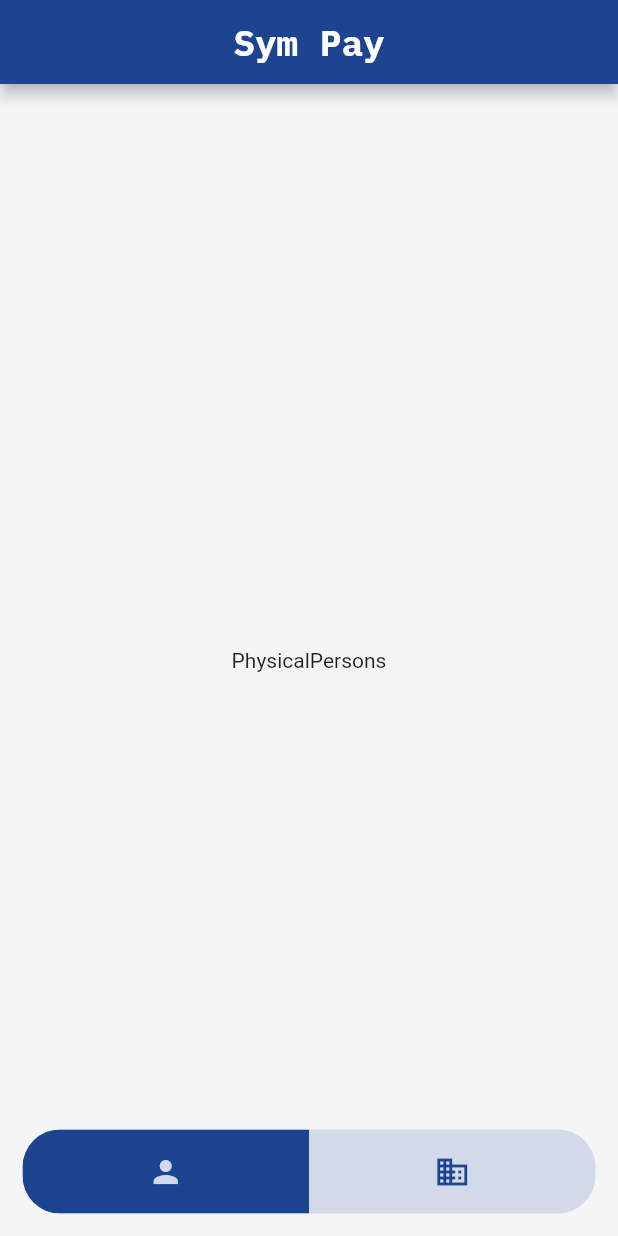
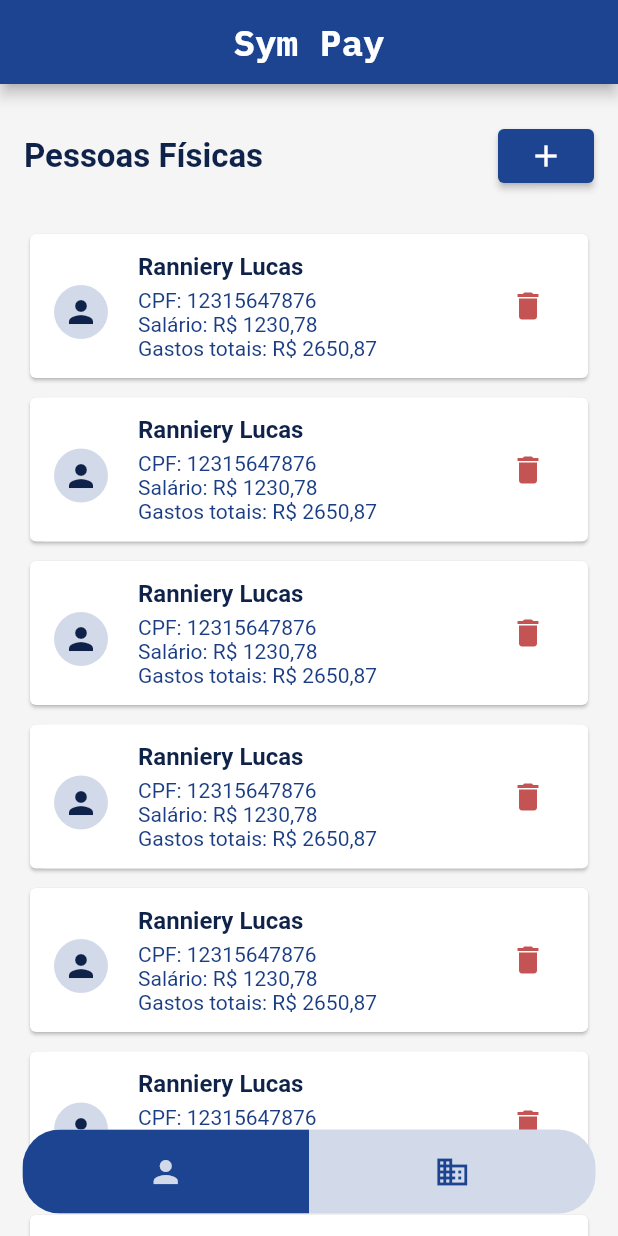
Before and after one commit to Wxze/projeto_framework_app, a Flutter app: the screen it shows after launch, on a phone screen of 412 x 824 dp. Run offline on Flutter 3.47's test engine with Material 2 defaults, Android fonts, the phone set to English and light mode, and no system bars; drawn by our look-alikes of flutter_snake_navigationbar; our stand-ins replace google_fonts.

Commit message:
Adiciona listagem de pessoas físicas

```diff
--- a/lib/main.dart
+++ b/lib/main.dart
@@ -17,6 +17,7 @@ class MyApp extends StatelessWidget {
               primary: const Color(0xFF1d4491),
             ),
       ),
+      debugShowCheckedModeBanner: false,
       home: const MainView(),
     );
   }
--- /dev/null
+++ b/lib/models/physical_person.dart
@@ -0,0 +1,34 @@
+import 'package:intl/intl.dart';
+
+class PhysicalPerson {
+  final int id;
+  final String name;
+  final String cpf;
+  final String salary;
+  final String expense;
+
+  PhysicalPerson(
+      {required this.id,
+      required this.name,
+      required this.cpf,
+      required this.salary,
+      required this.expense});
+
+  factory PhysicalPerson.fromJson(Map<String, dynamic> json) {
+    double salaryToDouble = double.parse(json['salary']);
+    double expenseToDouble = double.parse(json['expense']);
+    NumberFormat formatoComVirgula = NumberFormat.decimalPattern('pt_BR');
+
+    String salaryDouble = formatoComVirgula.format(salaryToDouble);
+
+    String expenseDouble = formatoComVirgula.format(expenseToDouble);
+
+    return PhysicalPerson(
+      id: json['id'],
+      name: json['id'],
+      cpf: json['id'],
+      salary: salaryDouble,
+      expense: expenseDouble,
+    );
+  }
+}
--- a/lib/views/physical_persons_page.dart
+++ b/lib/views/physical_persons_page.dart
@@ -1,4 +1,6 @@
 import 'package:flutter/material.dart';
+import 'package:projeto_framework_app/models/physical_person.dart';
+import 'package:projeto_framework_app/views/widgets/physical_person_list_tile.dart';
 
 class PhysicalPersonsPage extends StatefulWidget {
   const PhysicalPersonsPage({super.key});
@@ -10,6 +12,62 @@ class PhysicalPersonsPage extends StatefulWidget {
 class _PhysicalPersonsPageState extends State<PhysicalPersonsPage> {
   @override
   Widget build(BuildContext context) {
-    return const Center(child: Text('PhysicalPersons'));
+    return RefreshIndicator(
+      onRefresh: _pullRefresh,
+      child: SingleChildScrollView(
+        physics: const AlwaysScrollableScrollPhysics(),
+        child: Padding(
+          padding: const EdgeInsets.symmetric(vertical: 24, horizontal: 16),
+          child: Column(
+            children: [
+              Row(
+                mainAxisAlignment: MainAxisAlignment.spaceBetween,
+                children: [
+                  const Text(
+                    'Pessoas Físicas',
+                    style: TextStyle(
+                        fontSize: 22,
+                        fontWeight: FontWeight.bold,
+                        color: Color(0xFF0f2249)),
+                  ),
+                  ElevatedButton(
+                      onPressed: () {
+                        print('pressionado');
+                      },
+                      child: const Icon(
+                        Icons.add,
+                      )),
+                ],
+              ),
+              const SizedBox(height: 24),
+              ListView.separated(
+                itemCount: 10,
+                shrinkWrap: true,
+                physics: const NeverScrollableScrollPhysics(),
+                itemBuilder: (context, index) {
+                  return PhysicalPersonListTile(
+                      person: PhysicalPerson(
+                    id: 1,
+                    name: 'Ranniery Lucas',
+                    cpf: '12315647876',
+                    salary: '1230,78',
+                    expense: '2650,87',
+                  ));
+                },
+                separatorBuilder: (BuildContext context, int index) {
+                  return const SizedBox(
+                    height: 5,
+                  );
+                },
+              ),
+            ],
+          ),
+        ),
+      ),
+    );
   }
 }
+
+Future<void> _pullRefresh() async {
+  print('Refreshed');
+}
--- /dev/null
+++ b/lib/views/widgets/physical_person_list_tile.dart
@@ -0,0 +1,189 @@
+import 'package:flutter/material.dart';
+
+import '../../models/physical_person.dart';
+
+class PhysicalPersonListTile extends StatefulWidget {
+  const PhysicalPersonListTile({super.key, required this.person});
+  final PhysicalPerson person;
+
+  @override
+  State<PhysicalPersonListTile> createState() => _PhysicalPersonListTileState();
+}
+
+class _PhysicalPersonListTileState extends State<PhysicalPersonListTile> {
+  @override
+  Widget build(BuildContext context) {
+    return Card(
+      child: ListTile(
+        shape: RoundedRectangleBorder(borderRadius: BorderRadius.circular(10)),
+        tileColor: Colors.white,
+        contentPadding: const EdgeInsets.symmetric(horizontal: 16, vertical: 8),
+        leading: const Column(
+          children: [
+            Expanded(
+              child: CircleAvatar(
+                radius: 18,
+                backgroundColor: Color(0xFFd2dae9),
+                child: Icon(
+                  Icons.person,
+                  color: Color(0xFF0f2249),
+                ),
+              ),
+            ),
+          ],
+        ),
+        title: Column(
+          crossAxisAlignment: CrossAxisAlignment.start,
+          children: [
+            Row(
+              mainAxisAlignment: MainAxisAlignment.spaceBetween,
+              children: [
+                Flexible(
+                  flex: 8,
+                  child: Column(
+                    crossAxisAlignment: CrossAxisAlignment.start,
+                    children: [
+                      Text(
+                        widget.person.name,
+                        style: const TextStyle(
+                          fontSize: 16,
+                          color: Color(0xFF0f2249),
+                          fontWeight: FontWeight.w600,
+                        ),
+                        // overflow: TextOverflow.ellipsis,
+                      ),
+                      const SizedBox(height: 5),
+                      Text(
+                        'CPF: ${widget.person.cpf}',
+                        style: const TextStyle(
+                            fontSize: 14, color: Color(0xFF1a3d83)),
+                        overflow: TextOverflow.ellipsis,
+                      ),
+                      Text(
+                        'Salário: R\$ ${widget.person.salary}',
+                        style: const TextStyle(
+                            fontSize: 14, color: Color(0xFF1a3d83)),
+                        overflow: TextOverflow.ellipsis,
+                      ),
+                      Text(
+                        'Gastos totais: R\$ ${widget.person.expense}',
+                        style: const TextStyle(
+                            fontSize: 14, color: Color(0xFF1a3d83)),
+                        overflow: TextOverflow.ellipsis,
+                      ),
+                    ],
+                  ),
+                ),
+                Flexible(
+                  flex: 2,
+                  child: IconButton(
+                      onPressed: () async {
+                        showDialog(
+                            context: context,
+                            builder: (context) {
+                              return Dialog(
+                                child: Column(
+                                  mainAxisSize: MainAxisSize.min,
+                                  children: [
+                                    Padding(
+                                      padding: const EdgeInsets.symmetric(
+                                          horizontal: 20, vertical: 30),
+                                      child: Column(
+                                        crossAxisAlignment:
+                                            CrossAxisAlignment.start,
+                                        children: [
+                                          const SizedBox(
+                                              height: 50,
+                                              child: Row(
+                                                mainAxisAlignment:
+                                                    MainAxisAlignment.center,
+                                                children: [
+                                                  Flexible(
+                                                    child: Text(
+                                                      'Deseja excluir a pessoa selecionada?',
+                                                      textAlign:
+                                                          TextAlign.center,
+                                                      style: TextStyle(
+                                                          color:
+                                                              Color(0xFF0f2249),
+                                                          fontSize: 19,
+                                                          fontWeight:
+                                                              FontWeight.bold),
+                                                    ),
+                                                  ),
+                                                ],
+                                              )),
+                                          const SizedBox(height: 24),
+                                          Row(
+                                            mainAxisAlignment:
+                                                MainAxisAlignment.spaceBetween,
+                                            children: [
+                                              Expanded(
+                                                child: ElevatedButton(
+                                                  style: ButtonStyle(
+                                                    side: MaterialStateProperty
+                                                        .all(
+                                                      const BorderSide(
+                                                        color:
+                                                            Color(0xFF1d4491),
+                                                      ),
+                                                    ),
+                                                    backgroundColor:
+                                                        MaterialStateProperty
+                                                            .all(
+                                                      const Color(0xFFFFFFFF),
+                                                    ),
+                                                  ),
+                                                  onPressed: () {
+                                                    Navigator.of(context).pop();
+                                                  },
+                                                  child: const Text(
+                                                    'Cancelar',
+                                                    style: TextStyle(
+                                                        fontWeight:
+                                                            FontWeight.bold,
+                                                        fontSize: 16,
+                                                        color:
+                                                            Color(0xFF1d4491)),
+                                                  ),
+                                                ),
+                                              ),
+                                              const SizedBox(width: 10),
+                                              Expanded(
+                                                child: ElevatedButton(
+                                                  onPressed: () {
+                                                    print(
+                                                        'Excluir cadastro da pessoa');
+                                                  },
+                                                  child: const Text(
+                                                    'Excluir',
+                                                    style: TextStyle(
+                                                        fontWeight:
+                                                            FontWeight.bold,
+                                                        fontSize: 16),
+                                                  ),
+                                                ),
+                                              ),
+                                            ],
+                                          ),
+                                        ],
+                                      ),
+                                    ),
+                                  ],
+                                ),
+                              );
+                            });
+                      },
+                      icon: const Icon(
+                        Icons.delete,
+                        color: Color(0xFFC45454),
+                      )),
+                )
+              ],
+            ),
+          ],
+        ),
+      ),
+    );
+  }
+}
--- a/pubspec.yaml
+++ b/pubspec.yaml
@@ -37,6 +37,7 @@ dependencies:
   cupertino_icons: ^1.0.2
   flutter_snake_navigationbar: ^0.6.1
   google_fonts: ^6.1.0
+  intl: ^0.18.1
 
 dev_dependencies:
   flutter_test:
```
Also changed, not shown: lib/views/legal_persons_page.dart (+13 -1 lines), pubspec.lock, 1 other file.
